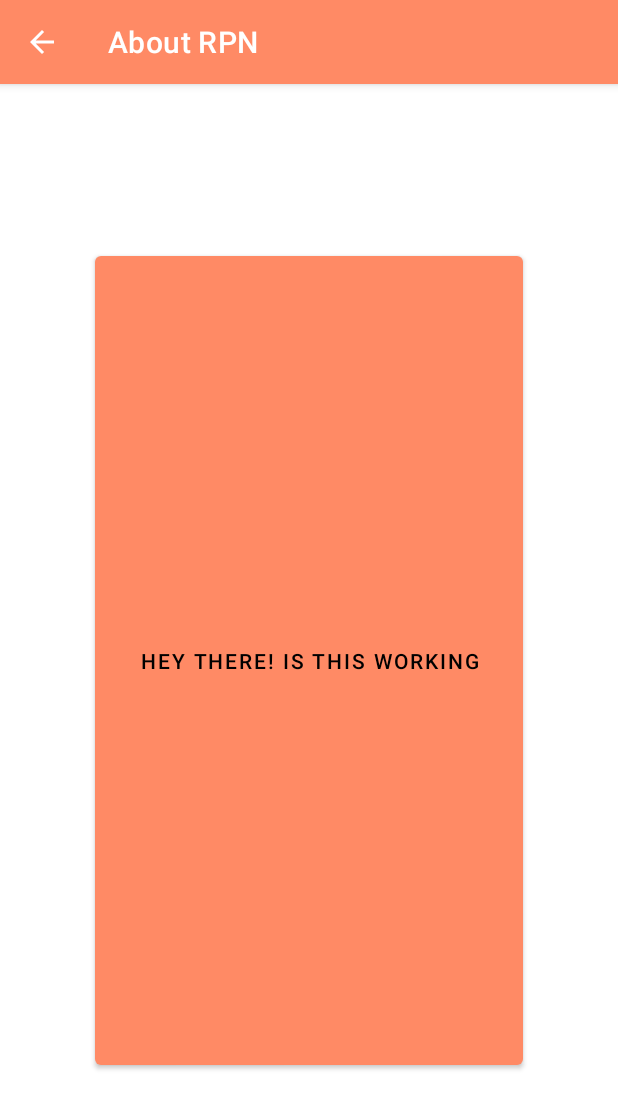
After one commit to chayahaor/RPN, an Android app: the AboutRPN screen opened directly, with no data from a screen before it, on a phone screen of 412 x 824 dp. The commit adds this screen. Shown: the top 1109 px of the screen. Run offline under Robolectric (Android 15) with nearby library versions, the phone set to English and light mode, and no system bars.

Commit message:
Previous RPNs activity

```diff
--- /dev/null
+++ b/app/src/main/java/com/example/rpn/AboutRPN.java
@@ -0,0 +1,18 @@
+package com.example.rpn;
+
+import androidx.appcompat.app.AppCompatActivity;
+
+import android.os.Bundle;
+import android.widget.TextView;
+
+public class AboutRPN extends AppCompatActivity {
+
+    @Override
+    protected void onCreate(Bundle savedInstanceState) {
+        super.onCreate(savedInstanceState);
+        setContentView(R.layout.activity_about_rpn);
+        TextView resultsBox = findViewById(R.id.about);
+        resultsBox.setText("Hey there! Is this working"); //TODO: remove before submitting
+
+    }
+}
--- /dev/null
+++ b/app/src/main/res/layout/activity_about_rpn.xml
@@ -0,0 +1,20 @@
+<?xml version="1.0" encoding="utf-8"?>
+<androidx.constraintlayout.widget.ConstraintLayout xmlns:android="http://schemas.android.com/apk/res/android"
+xmlns:app="http://schemas.android.com/apk/res-auto"
+xmlns:tools="http://schemas.android.com/tools"
+android:layout_width="match_parent"
+android:layout_height="match_parent"
+tools:context=".AboutRPN">
+
+
+    <Button
+        android:id="@+id/about"
+        android:layout_width="285dp"
+        android:layout_height="551dp"
+        app:layout_constraintBottom_toBottomOf="parent"
+        app:layout_constraintEnd_toEndOf="parent"
+        app:layout_constraintStart_toStartOf="parent"
+        app:layout_constraintTop_toTopOf="parent"
+        android:text="RPN is also known as Reverse Polish Notation"
+        />
+</androidx.constraintlayout.widget.ConstraintLayout>
--- a/app/src/main/res/menu/menu_main.xml
+++ b/app/src/main/res/menu/menu_main.xml
@@ -7,4 +7,10 @@
         android:orderInCategory="100"
         android:title="@string/action_settings"
         app:showAsAction="never" />
+
+    <item
+        android:id="@+id/otherRPN"
+        android:title="Previous Expressions"
+        app:showAsAction="never"/>
+
 </menu>
```
Also changed, not shown: app/src/main/AndroidManifest.xml (+12 -1 lines), app/src/main/java/com/example/rpn/MainActivity.java (+6 -2 lines), app/src/main/java/com/example/rpn/OtherRPN.java (added, +21 -0 lines), app/src/main/java/com/example/rpn/SettingsActivity.java (+18 -0 lines), app/src/main/res/layout/activity_other_rpn.xml (added, +18 -0 lines).
